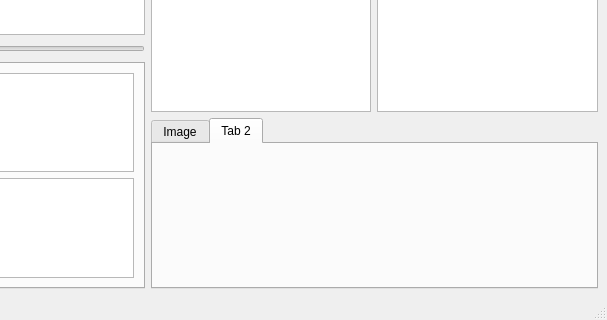
The window that cscreener/main-window.ui (hongw-lab/CScreener) describes before a commit, drawn with Qt 5; both pictures show x 759 to 1366 and y 448 to 768 of the 1366 by 768 pixel window.
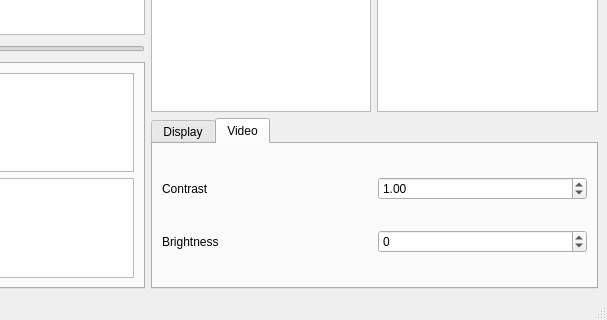
The same window after the commit. The open tabs and pages were chosen to show the change. Custom widgets are drawn as their Qt base class.

Commit message: brightness and contrast adjust

The edit to the form file:
```diff
--- a/cscreener/main-window.ui
+++ b/cscreener/main-window.ui
@@ -151,7 +151,7 @@
         </property>
         <widget class="QWidget" name="tab">
          <attribute name="title">
-          <string>Image</string>
+          <string>Display</string>
          </attribute>
          <layout class="QHBoxLayout" name="horizontalLayout_3">
           <item>
@@ -367,8 +367,47 @@
         </widget>
         <widget class="QWidget" name="tab_2">
          <attribute name="title">
-          <string>Tab 2</string>
+          <string>Video</string>
          </attribute>
+         <layout class="QGridLayout" name="gridLayout_3">
+          <item row="0" column="0">
+           <widget class="QLabel" name="label_2">
+            <property name="text">
+             <string>Contrast</string>
+            </property>
+           </widget>
+          </item>
+          <item row="0" column="1">
+           <widget class="QDoubleSpinBox" name="contrast_spinbox">
+            <property name="maximum">
+             <double>3.000000000000000</double>
+            </property>
+            <property name="singleStep">
+             <double>0.010000000000000</double>
+            </property>
+            <property name="value">
+             <double>1.000000000000000</double>
+            </property>
+           </widget>
+          </item>
+          <item row="1" column="0">
+           <widget class="QLabel" name="label_3">
+            <property name="text">
+             <string>Brightness</string>
+            </property>
+           </widget>
+          </item>
+          <item row="1" column="1">
+           <widget class="QSpinBox" name="brightness_spinbox">
+            <property name="minimum">
+             <number>-255</number>
+            </property>
+            <property name="maximum">
+             <number>255</number>
+            </property>
+           </widget>
+          </item>
+         </layout>
         </widget>
        </widget>
       </item>
```
Left out of the diff: 37 changed lines with no effect on the pictures. The commit also changes 3 other files.
